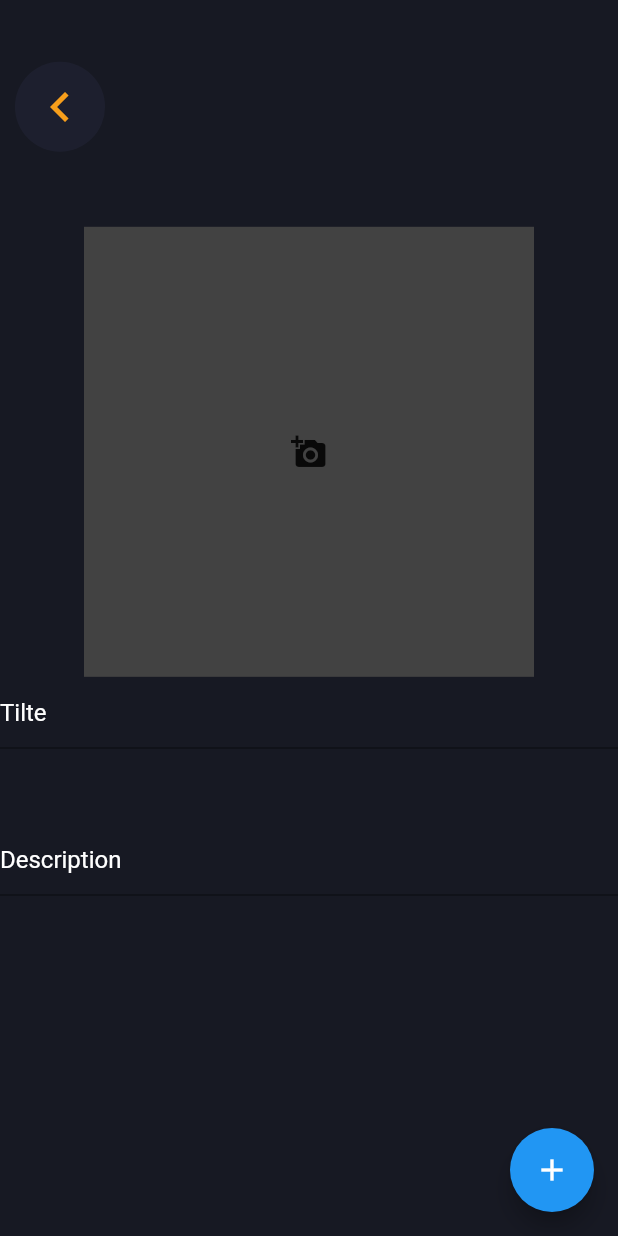
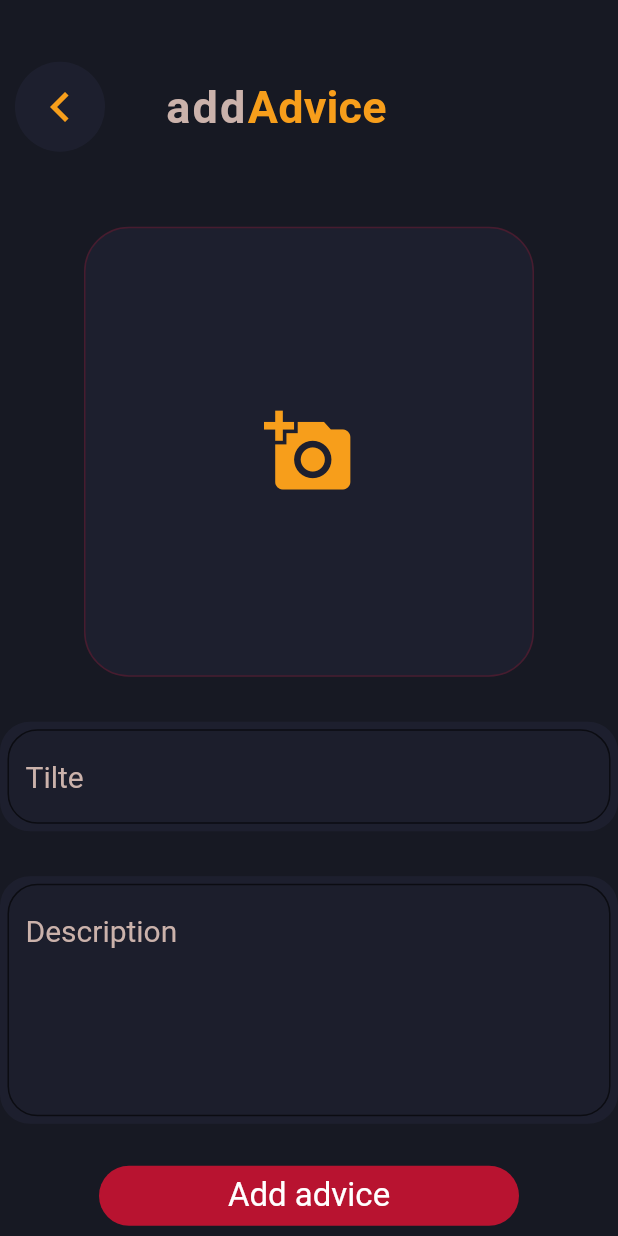
Before and after one commit to Viserion-stack/advMe, a Flutter app: the AdsScreen screen opened by its route, on a phone screen of 412 x 824 dp. Run offline on Flutter 3.47's test engine with Material 2 defaults, Android fonts, the phone set to English and light mode, and no system bars; our stand-ins replace cloud_firestore, firebase_auth, firebase_core, firebase_storage, google_fonts, image_picker and 1 more; missing offline and left inert: clip_shadow; accounts and stored records are empty; Roboto replaces fonts that are missing (Ubuntu).

Commit message:
Creating layout of page - ad_screen

```diff
--- a/lib/screens/ads_screen.dart
+++ b/lib/screens/ads_screen.dart
@@ -2,6 +2,7 @@ import 'dart:io';
 
 import 'package:advMe/providers/ad_order_provider.dart';
 import 'package:flutter/material.dart';
+import 'package:google_fonts/google_fonts.dart';
 import 'package:image_picker/image_picker.dart';
 
 class AdsScreen extends StatefulWidget {
@@ -87,22 +88,54 @@ class _AdsScreenState extends State<AdsScreen> {
                             color: Color(0x40303250))),
                   ),
                 ),
+                Padding(
+                  padding: const EdgeInsets.only(left: 40),
+                  child: RichText(
+                    text: TextSpan(
+                        text: 'add',
+                        style: GoogleFonts.ubuntu(
+                          color: Color(0xFFCBB2AB),
+                          fontSize: 30.0,
+                          letterSpacing: 1.5,
+                          fontWeight: FontWeight.w600,
+                        ),
+                        children: <TextSpan>[
+                          TextSpan(
+                            text: 'Advice',
+                            style: GoogleFonts.ubuntu(
+                              color: Color(0xFFF79E1B),
+                              fontSize: 30.0,
+                              letterSpacing: 0.1,
+                              fontWeight: FontWeight.w700,
+                            ),
+                          ),
+                        ]),
+                  ),
+                ),
               ],
             ),
             SizedBox(height: 50),
             Container(
               decoration: BoxDecoration(
-                color: Colors.grey[800],
+                border: Border.all(color: Color(0x40C31331)),
+                borderRadius: BorderRadius.circular(30),
+                color: Color(0x40303250),
               ),
 
               height: 300,
               width: 300, //MediaQuery.of(context).size.width,
               child: _pickedImage == null
-                  ? Center(
+                  ? Padding(
+                      padding: const EdgeInsets.all(8.0),
                       child: IconButton(
-                      icon: Icon(Icons.add_a_photo),
+                        icon: Icon(
+                          Icons.add_a_photo,
+                          size: 60,
+                          color: Color(0xFFF79E1B),
+                        ),
                         onPressed: _pickImage,
-                    ))
+                      ),
+                    )
                   : FittedBox(
                       child: Image.file(
                         _pickedImage,
@@ -111,29 +144,94 @@ class _AdsScreenState extends State<AdsScreen> {
                       fit: BoxFit.fill,
                     ),
             ),
+            SizedBox(height: 30),
             Container(
+                decoration: BoxDecoration(
+                    color: Color(0x40303250),
+                    borderRadius: BorderRadius.circular(20)),
+                child: Padding(
+                  padding: const EdgeInsets.all(5.0),
                   child: TextFormField(
+                    textAlign: TextAlign.start,
+                    cursorColor: Color(0xFFF79E1B),
+                    style: TextStyle(color: Color(0xFFCBB2AB), fontSize: 20),
                     decoration: InputDecoration(
-                  hintText: 'Tilte', hintStyle: TextStyle(color: Colors.white)),
+                        filled: true,
+                        border: new OutlineInputBorder(
+                          borderRadius: const BorderRadius.all(
+                            const Radius.circular(20.0),
+                          ),
+                        ),
+                        focusedBorder: OutlineInputBorder(
+                          borderRadius: const BorderRadius.all(
+                            const Radius.circular(20.0),
+                          ),
+                          borderSide: BorderSide(
+                            color: Color(0xFF464656),
+                          ),
+                        ),
+                        hintText: 'Tilte',
+                        hintStyle: TextStyle(color: Color(0xFFCBB2AB))),
                     controller: titleController,
+                  ),
                 )),
-            SizedBox(height: 50),
+            SizedBox(height: 30),
             Container(
+                decoration: BoxDecoration(
+                    color: Color(0x40303250),
+                    borderRadius: BorderRadius.circular(20)),
+                child: Padding(
+                  padding: const EdgeInsets.all(5.0),
                   child: TextFormField(
+                    maxLines: 5,
+                    style: TextStyle(color: Color(0xFFCBB2AB), fontSize: 20),
                     decoration: InputDecoration(
+                        filled: true,
+                        border: new OutlineInputBorder(
+                          borderRadius: const BorderRadius.all(
+                            const Radius.circular(20.0),
+                          ),
+                        ),
+                        focusedBorder: OutlineInputBorder(
+                          borderRadius: const BorderRadius.all(
+                            const Radius.circular(20.0),
+                          ),
+                          borderSide: BorderSide(
+                            color: Color(0xFF464656),
+                          ),
+                        ),
                         hintText: 'Description',
-                  hintStyle: TextStyle(color: Colors.white)),
+                        hintStyle: TextStyle(color: Color(0xFFCBB2AB))),
                     controller: descriptionController,
+                  ),
                 )),
+            SizedBox(height: 20),
+            Padding(
+              padding: const EdgeInsets.all(8.0),
+              child: Container(
+                child: Center(
+                  child: Text('Add advice', style: TextStyle(color: Colors.white, fontSize: 22),),
+                ),
+                decoration: BoxDecoration(
+                    color: Color(0xEEC31331),
+                    borderRadius: BorderRadius.circular(30)),
+                height: 40,
+                width: 280,
+                // decoration:
+                //     BoxDecoration(borderRadius: BorderRadius.circular(30)),
+                // color: Color(0xEEC31331),
+              ),
+            ),
           ],
         ),
       ),
-      floatingActionButton: FloatingActionButton(
-          child: Icon(Icons.add),
-          onPressed: () {
-            addPost(new DateTime.now(), titleController.text.toString(),
-                descriptionController.text.toString(), _pickedImage);
-          }),
+      // floatingActionButton: FloatingActionButton(
+      //     backgroundColor: Color(0xEEC31331),
+      //     child: Icon(Icons.add),
+      //     onPressed: () {
+      //       addPost(new DateTime.now(), titleController.text.toString(),
+      //           descriptionController.text.toString(), _pickedImage);
+      //     }),
     );
   }
 }
```
Lines whose indentation alone changed are shown as unchanged.
